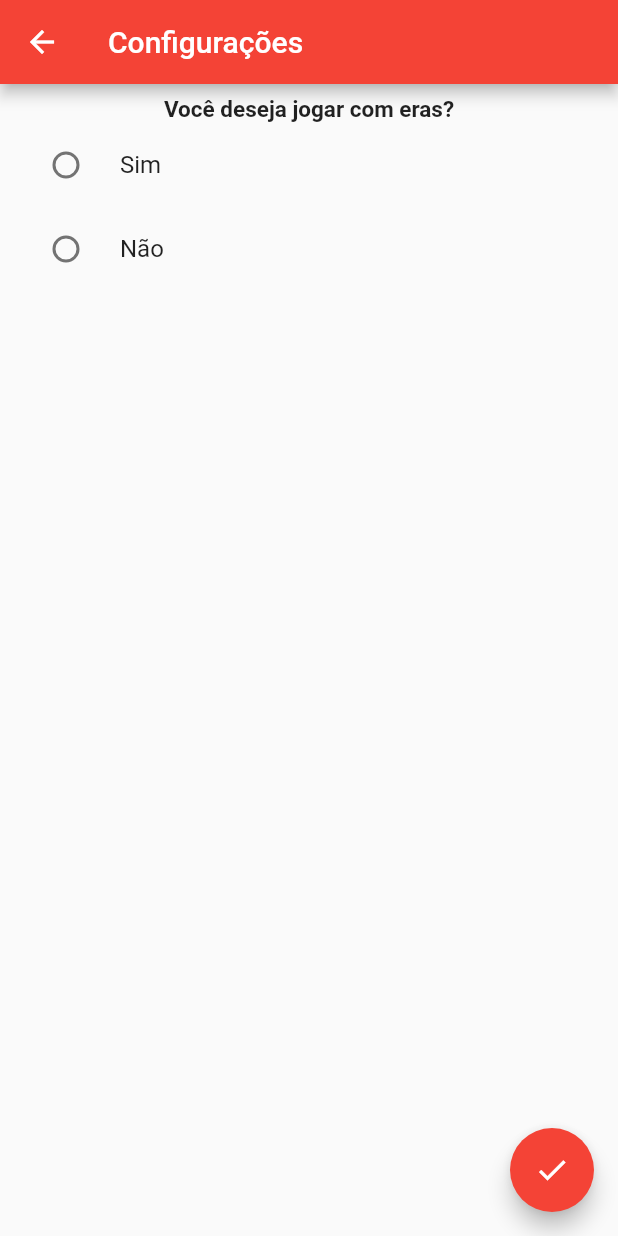
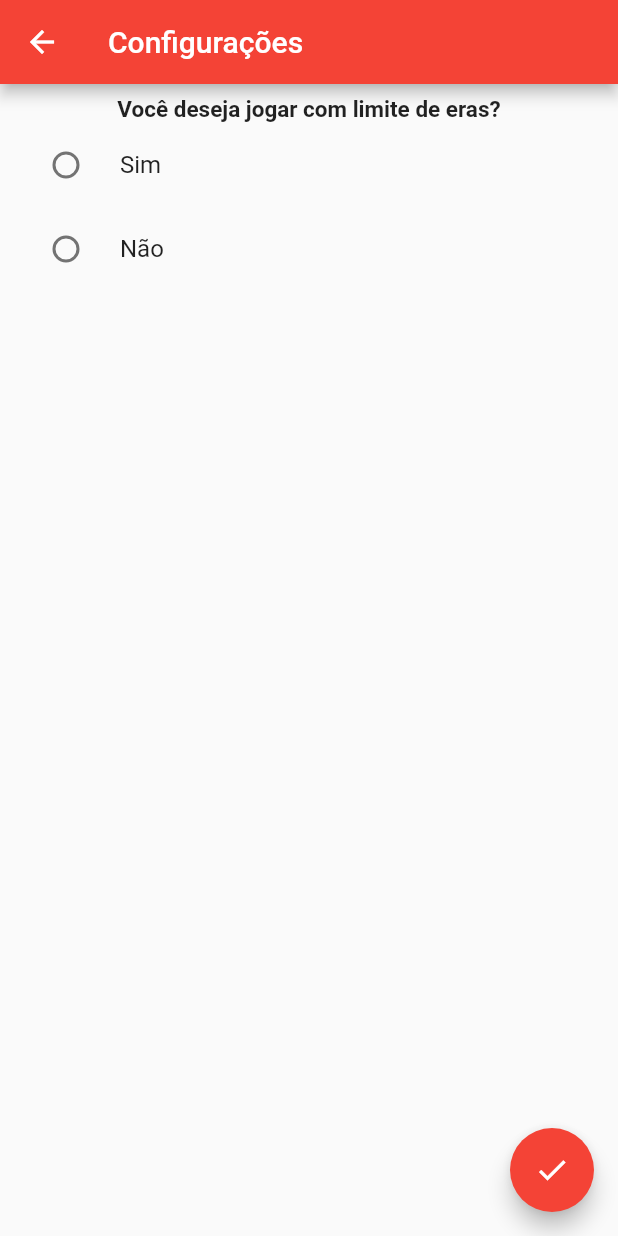
Before and after one commit to lbernardo/catan_card_events, a Flutter app: the ConfigPage screen opened by its route, on a phone screen of 412 x 824 dp. Run offline on Flutter 3.47's test engine with Material 2 defaults, Android fonts, the phone set to English and light mode, and no system bars; our stand-ins replace assets_audio_player, flutter_modular, flutter_triple, google_fonts; missing offline and left inert: direct_select_flutter.

Commit message:
fix eras

```diff
--- a/lib/app/modules/config/config_page.dart
+++ b/lib/app/modules/config/config_page.dart
@@ -67,7 +67,7 @@ class ConfigPageState extends State<ConfigPage> {
           child: Column(
             children: <Widget>[
               Text(
-                "Você deseja jogar com eras?",
+                "Você deseja jogar com limite de eras?",
                 style: styleTextDefault,
               ),
               RadioListTile(
@@ -110,7 +110,7 @@ class ConfigPageState extends State<ConfigPage> {
                           child: Container(
                             decoration: _getShadowDecoration(),
                             child: DirectSelectList<int>(
-                                values: [for (var i = 1; i <= 30; i += 1) i],
+                                values: [for (var i = 5; i <= 30; i += 1) i],
                                 defaultItemIndex: 5,
                                 itemBuilder: (int value) =>
                                     getDropDownMenuItem(value),
--- a/pubspec.yaml
+++ b/pubspec.yaml
@@ -17,7 +17,7 @@ publish_to: "none" # Remove this line if you wish to publish to pub.dev
 # https://developer.apple.com/library/archive/documentation/General/Reference/InfoPlistKeyReference/Articles/CoreFoundationKeys.html
 # In Windows, build-name is used as the major, minor, and patch parts
 # of the product and file versions while build-number is used as the build suffix.
-version: 1.2.0+1
+version: 2.0.0+1
 
 environment:
   sdk: ">=2.18.6 <3.0.0"
```
